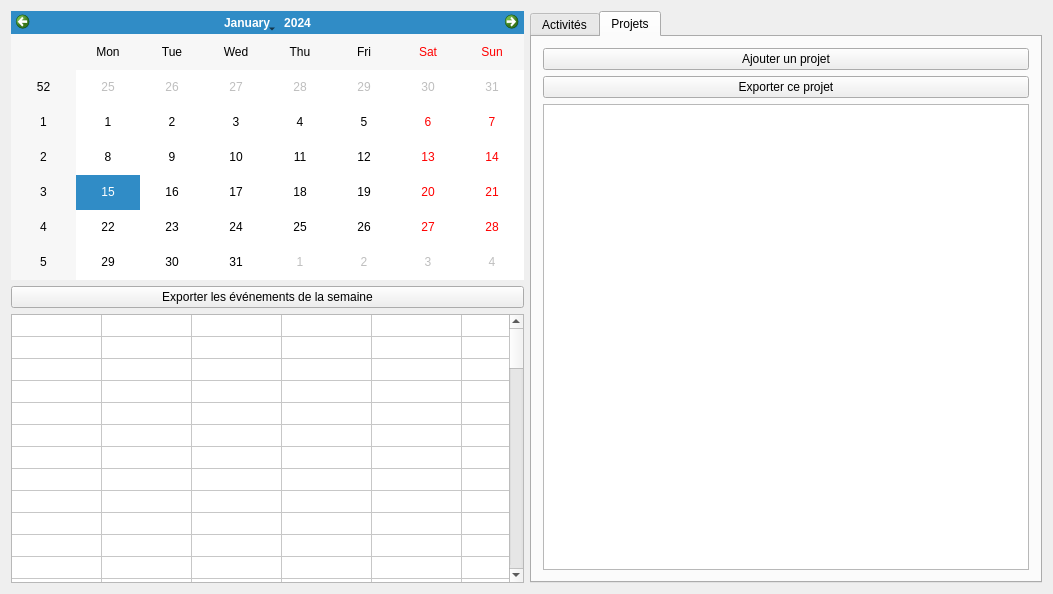
Qt form App/ProCal/ui/mainWindow.ui (sd65/ProCal) before a commit.
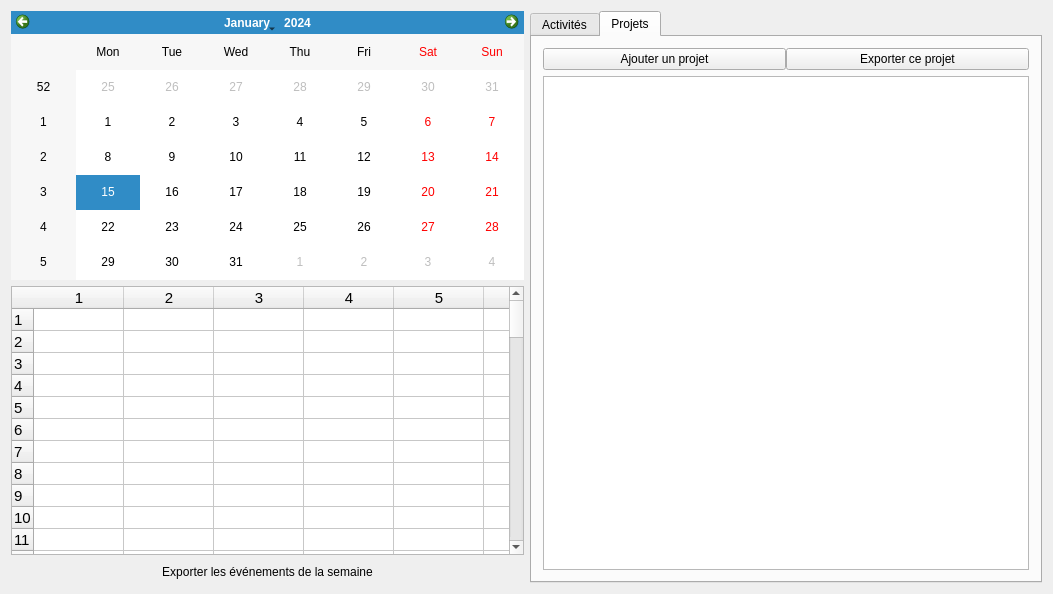
The same form after that commit. Icons and pictures are not drawn. Custom widgets are drawn as their Qt base class.

Commit message: Ok colors, layout

```diff
--- a/App/ProCal/ui/mainWindow.ui
+++ b/App/ProCal/ui/mainWindow.ui
@@ -49,17 +49,6 @@
         </property>
        </widget>
       </item>
-      <item>
-       <widget class="QPushButton" name="exportWeek">
-        <property name="text">
-         <string>Exporter les événements de la semaine</string>
-        </property>
-        <property name="icon">
-         <iconset resource="icons/iconsressourcefile.qrc">
-          <normaloff>:/document-save.svg</normaloff>:/document-save.svg</iconset>
-        </property>
-       </widget>
-      </item>
       <item>
        <widget class="QTableWidget" name="vueHebdomadaire">
         <property name="font">
@@ -104,7 +93,7 @@
          <number>7</number>
         </property>
         <attribute name="horizontalHeaderVisible">
-         <bool>false</bool>
+         <bool>true</bool>
         </attribute>
         <attribute name="horizontalHeaderCascadingSectionResizes">
          <bool>true</bool>
@@ -125,7 +114,7 @@
          <bool>true</bool>
         </attribute>
         <attribute name="verticalHeaderVisible">
-         <bool>false</bool>
+         <bool>true</bool>
         </attribute>
         <attribute name="verticalHeaderCascadingSectionResizes">
          <bool>true</bool>
@@ -246,6 +235,35 @@
         </item>
        </widget>
       </item>
+      <item>
+       <widget class="QPushButton" name="exportWeek">
+        <property name="text">
+         <string>Exporter les événements de la semaine</string>
+        </property>
+        <property name="icon">
+         <iconset resource="icons/iconsressourcefile.qrc">
+          <normaloff>:/document-save.svg</normaloff>:/document-save.svg</iconset>
+        </property>
+        <property name="iconSize">
+         <size>
+          <width>20</width>
+          <height>20</height>
+         </size>
+        </property>
+        <property name="checkable">
+         <bool>false</bool>
+        </property>
+        <property name="autoDefault">
+         <bool>false</bool>
+        </property>
+        <property name="default">
+         <bool>false</bool>
+        </property>
+        <property name="flat">
+         <bool>true</bool>
+        </property>
+       </widget>
+      </item>
      </layout>
     </item>
     <item>
@@ -308,6 +326,39 @@
          </attribute>
          <layout class="QVBoxLayout" name="verticalLayout_4">
           <item>
+           <widget class="QFrame" name="frame">
+            <property name="enabled">
+             <bool>true</bool>
+            </property>
+            <property name="minimumSize">
+             <size>
+              <width>0</width>
+              <height>0</height>
+             </size>
+            </property>
+            <property name="frameShape">
+             <enum>QFrame::NoFrame</enum>
+            </property>
+            <property name="frameShadow">
+             <enum>QFrame::Raised</enum>
+            </property>
+            <layout class="QHBoxLayout" name="horizontalLayout_2">
+             <property name="spacing">
+              <number>0</number>
+             </property>
+             <property name="leftMargin">
+              <number>0</number>
+             </property>
+             <property name="topMargin">
+              <number>0</number>
+             </property>
+             <property name="rightMargin">
+              <number>0</number>
+             </property>
+             <property name="bottomMargin">
+              <number>0</number>
+             </property>
+             <item>
            <widget class="QPushButton" name="ajouterProjet">
             <property name="text">
              <string>Ajouter un projet</string>
@@ -316,6 +367,9 @@
              <iconset resource="icons/iconsressourcefile.qrc">
               <normaloff>:/add.svg</normaloff>:/add.svg</iconset>
             </property>
+               <property name="flat">
+                <bool>false</bool>
+               </property>
            </widget>
           </item>
           <item>
@@ -327,6 +381,12 @@
              <iconset resource="icons/iconsressourcefile.qrc">
               <normaloff>:/document-save.svg</normaloff>:/document-save.svg</iconset>
             </property>
+               <property name="flat">
+                <bool>false</bool>
+               </property>
+              </widget>
+             </item>
+            </layout>
            </widget>
           </item>
           <item>
```
Left out of the diff: 3 changed lines with no effect on the pictures. Lines whose indentation alone changed are shown as unchanged. The commit also changes 2 other files.
